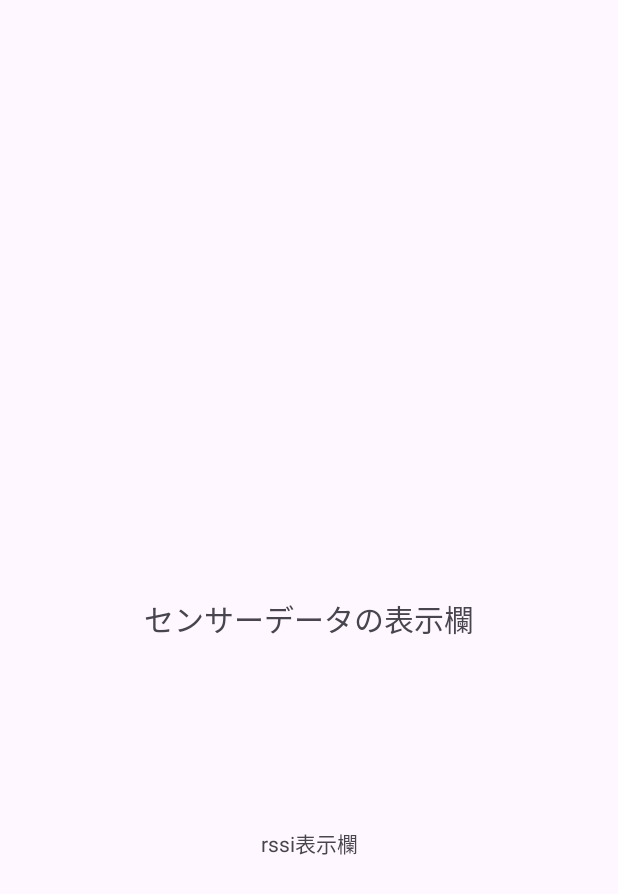
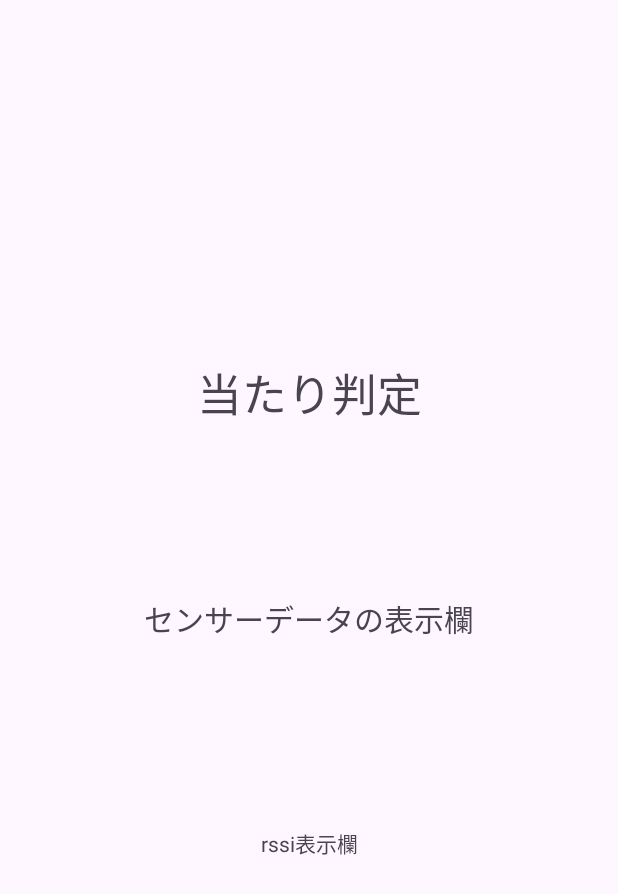
Before and after one commit to appleyuta/FishingBuddy, an Android app: the layout activity_main.xml on its own in the app's theme, with its tools: preview values and no code run, on a phone screen of 412 x 824 dp. Shown: the top 894 px of the screen. Run offline under Robolectric (Android 15) with nearby library versions, the phone set to English and light mode, and no system bars.

Commit message:
当たり判定を受信して表示する機能を実装

```diff
--- a/app/src/main/res/layout/activity_main.xml
+++ b/app/src/main/res/layout/activity_main.xml
@@ -19,6 +19,18 @@
         tools:text="センサーデータの表示欄"/>
 
     <TextView
+        android:id="@+id/hitTextView"
+        android:layout_width="wrap_content"
+        android:layout_height="wrap_content"
+        android:layout_marginTop="-300dp"
+        app:layout_constraintBottom_toBottomOf="parent"
+        app:layout_constraintLeft_toLeftOf="parent"
+        app:layout_constraintRight_toRightOf="parent"
+        app:layout_constraintTop_toTopOf="parent"
+        android:textSize="30sp"
+        tools:text="当たり判定"/>
+
+    <TextView
         android:id="@+id/rssiTextView"
         android:layout_width="wrap_content"
         android:layout_height="wrap_content"
```
Also changed, not shown: app/src/main/java/com/example/fishingbuddy/MainActivity.kt (+21 -2 lines).
